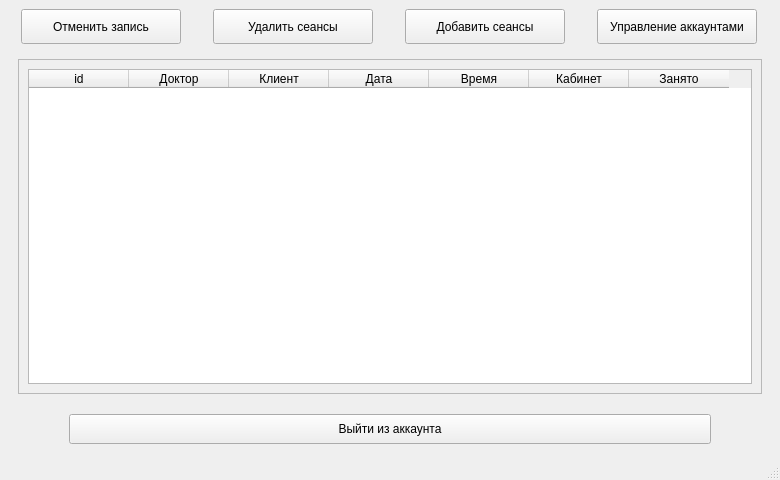
This is adminmenu.ui in iktkhor/dentapp as Qt 5 draws it before an edit. The edited form follows.
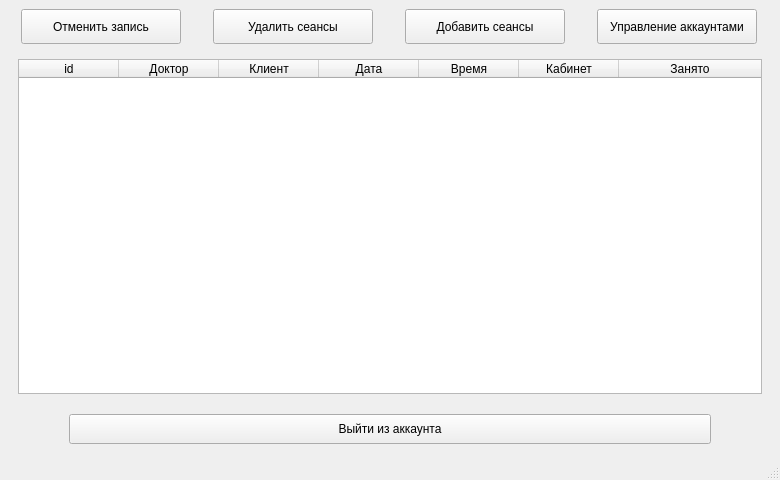
This is the edited form. The open tabs and pages were chosen to show the change.

```diff
--- a/adminmenu.ui
+++ b/adminmenu.ui
@@ -112,22 +112,13 @@
       <widget class="QWidget" name="manage_sessions">
        <layout class="QHBoxLayout" name="horizontalLayout_3">
         <item>
-         <widget class="QScrollArea" name="scrollArea">
-          <property name="widgetResizable">
-           <bool>true</bool>
-          </property>
-          <widget class="QWidget" name="scrollAreaWidgetContents">
-           <property name="geometry">
-            <rect>
-             <x>0</x>
-             <y>0</y>
-             <width>742</width>
-             <height>312</height>
-            </rect>
-           </property>
-           <layout class="QHBoxLayout" name="horizontalLayout">
-            <item>
              <widget class="QTableWidget" name="sessions_table">
+          <attribute name="horizontalHeaderShowSortIndicator" stdset="0">
+           <bool>true</bool>
+          </attribute>
+          <attribute name="horizontalHeaderStretchLastSection">
+           <bool>true</bool>
+          </attribute>
               <column>
                <property name="text">
                 <string>id</string>
@@ -167,10 +158,6 @@
             </item>
            </layout>
           </widget>
-         </widget>
-        </item>
-       </layout>
-      </widget>
       <widget class="QWidget" name="manage_users">
        <layout class="QHBoxLayout" name="horizontalLayout_4">
         <item>
```
Left out of the diff: 21 changed lines with no effect on the pictures. Lines whose indentation alone changed are shown as unchanged.
